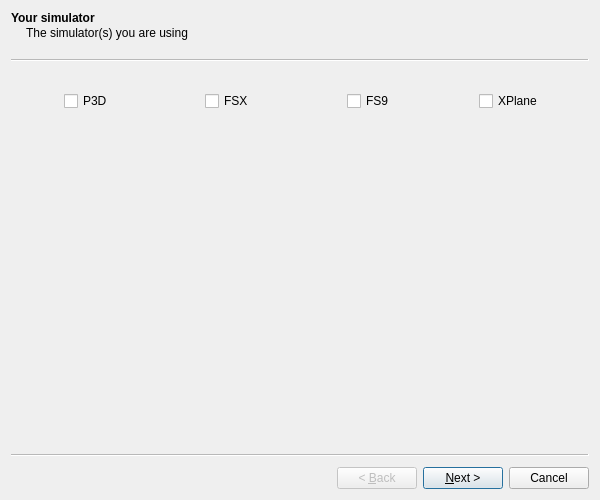
This is src/blackgui/components/configurationwizard.ui in swift-project/pilotclient as Qt 5 draws it before an edit. The edited form follows.
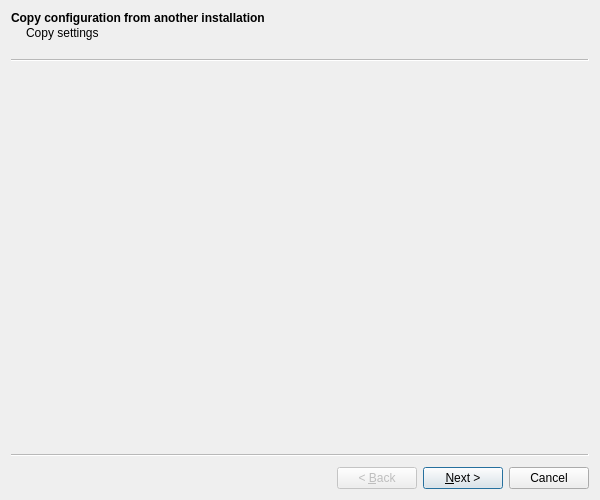
This is the edited form. Icons and pictures are not drawn. Custom widgets are drawn as their Qt base class.

Commit message: refs #886, adjusted QWizard to previous changes * use QWizardPage derived classes * added simulator config page

Diff of the .ui file:
```diff
--- a/src/blackgui/components/configurationwizard.ui
+++ b/src/blackgui/components/configurationwizard.ui
@@ -25,112 +25,7 @@
   <property name="wizardStyle">
    <enum>QWizard::ClassicStyle</enum>
   </property>
-  <widget class="QWizardPage" name="wp_Simulator">
-   <property name="title">
-    <string>Your simulator</string>
-   </property>
-   <property name="subTitle">
-    <string>The simulator(s) you are using</string>
-   </property>
-   <layout class="QVBoxLayout" name="vl_Simulators">
-    <property name="leftMargin">
-     <number>4</number>
-    </property>
-    <property name="topMargin">
-     <number>4</number>
-    </property>
-    <property name="rightMargin">
-     <number>4</number>
-    </property>
-    <property name="bottomMargin">
-     <number>4</number>
-    </property>
-    <item>
-     <widget class="QFrame" name="fr_Simulator">
-      <property name="frameShadow">
-       <enum>QFrame::Sunken</enum>
-      </property>
-      <layout class="QGridLayout" name="gl_Simulators">
-       <property name="leftMargin">
-        <number>0</number>
-       </property>
-       <property name="topMargin">
-        <number>0</number>
-       </property>
-       <property name="rightMargin">
-        <number>0</number>
-       </property>
-       <property name="bottomMargin">
-        <number>0</number>
-       </property>
-       <item row="1" column="0" alignment="Qt::AlignHCenter">
-        <widget class="QCheckBox" name="cb_P3D">
-         <property name="text">
-          <string>P3D</string>
-         </property>
-        </widget>
-       </item>
-       <item row="1" column="1" alignment="Qt::AlignHCenter">
-        <widget class="QCheckBox" name="cb_FSX">
-         <property name="text">
-          <string>FSX</string>
-         </property>
-        </widget>
-       </item>
-       <item row="1" column="2" alignment="Qt::AlignHCenter">
-        <widget class="QCheckBox" name="cb_FS9">
-         <property name="text">
-          <string>FS9</string>
-         </property>
-         <property name="iconSize">
-          <size>
-           <width>64</width>
-           <height>64</height>
-          </size>
-         </property>
-        </widget>
-       </item>
-       <item row="1" column="3" alignment="Qt::AlignHCenter">
-        <widget class="QCheckBox" name="cb_XP">
-         <property name="text">
-          <string>XPlane</string>
-         </property>
-        </widget>
-       </item>
-       <item row="0" column="0">
-        <widget class="QLabel" name="lbl_P3D">
-         <property name="text">
-          <string>&lt;img width=&quot;100&quot; src=&quot;:/simulators/icons/simulators/Prepar3D.png&quot;/&gt;</string>
-         </property>
-        </widget>
-       </item>
-       <item row="0" column="1">
-        <widget class="QLabel" name="lbl_FSX">
-         <property name="text">
-          <string>&lt;img width=&quot;100&quot; src=&quot;:/simulators/icons/simulators/FSX.png&quot;/&gt;</string>
-         </property>
-        </widget>
-       </item>
-       <item row="0" column="3">
-        <widget class="QLabel" name="lbl_XP">
-         <property name="text">
-          <string>&lt;img width=&quot;100&quot; src=&quot;:/simulators/icons/simulators/XPlane.png&quot;/&gt;</string>
-         </property>
-        </widget>
-       </item>
-       <item row="0" column="2">
-        <widget class="QLabel" name="lbl_FS9">
-         <property name="text">
-          <string>&lt;img width=&quot;100&quot; src=&quot;:/simulators/icons/simulators/FS9.png&quot;/&gt;</string>
-         </property>
-        </widget>
-       </item>
-      </layout>
-     </widget>
-    </item>
-   </layout>
-  </widget>
-  <widget class="QWizardPage" name="wp_CopySettings">
+  <widget class="BlackGui::Components::CCopyConfigurationWizardPage" name="wp_CopySettings">
    <property name="title">
     <string>Copy configuration from another installation</string>
    </property>
@@ -200,6 +95,38 @@
     </item>
    </layout>
   </widget>
+  <widget class="BlackGui::Components::CConfigSimulatorWizardPage" name="wp_Simulator">
+   <property name="title">
+    <string>Simulator</string>
+   </property>
+   <property name="subTitle">
+    <string>Simulator(s) you are using</string>
+   </property>
+   <layout class="QVBoxLayout" name="vl_SimulatorSetup">
+    <property name="leftMargin">
+     <number>4</number>
+    </property>
+    <property name="topMargin">
+     <number>4</number>
+    </property>
+    <property name="rightMargin">
+     <number>4</number>
+    </property>
+    <property name="bottomMargin">
+     <number>4</number>
+    </property>
+    <item>
+     <widget class="BlackGui::Components::CConfigSimulatorComponent" name="comp_Simulator">
+      <property name="frameShape">
+       <enum>QFrame::StyledPanel</enum>
+      </property>
+      <property name="frameShadow">
+       <enum>QFrame::Raised</enum>
+      </property>
+     </widget>
+    </item>
+   </layout>
+  </widget>
  </widget>
  <customwidgets>
   <customwidget>
@@ -208,6 +135,24 @@
    <header>blackgui/components/copyconfigurationcomponent.h</header>
    <container>1</container>
   </customwidget>
+  <customwidget>
+   <class>BlackGui::Components::CConfigSimulatorComponent</class>
+   <extends>QFrame</extends>
+   <header>blackgui/components/configsimulatorcomponent.h</header>
+   <container>1</container>
+  </customwidget>
+  <customwidget>
+   <class>BlackGui::Components::CConfigSimulatorWizardPage</class>
+   <extends>QWizardPage</extends>
+   <header>blackgui/components/configsimulatorcomponent.h</header>
+   <container>1</container>
+  </customwidget>
+  <customwidget>
+   <class>BlackGui::Components::CCopyConfigurationWizardPage</class>
+   <extends>QWizardPage</extends>
+   <header>blackgui/components/copyconfigurationcomponent.h</header>
+   <container>1</container>
+  </customwidget>
  </customwidgets>
  <resources/>
  <connections/>
```
Left out of the diff: 2 changed lines with no effect on the pictures. The commit also changes 1 other file.
